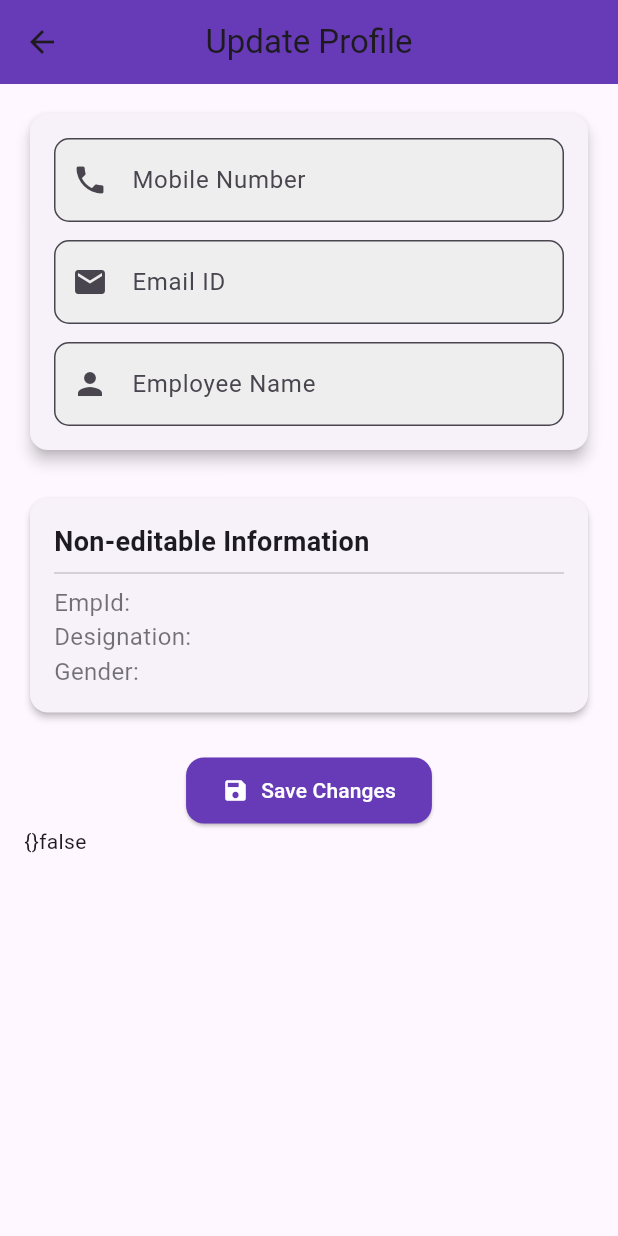
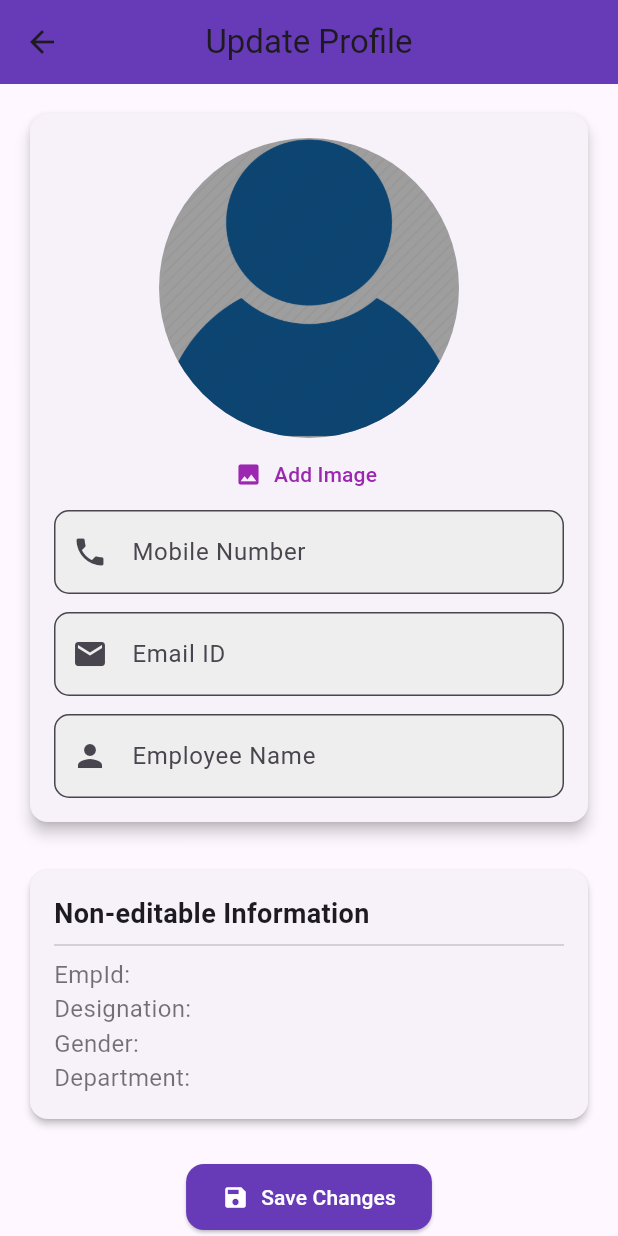
Before and after one commit to 21MH1A0579/ACET_Contacts, a Flutter app: the ProfileUpdateScreen screen opened directly with empty values, on a phone screen of 412 x 824 dp. Run offline on Flutter 3.47's test engine with Material 3 defaults, Android fonts, the light colour scheme and no system bars; our stand-ins replace cloud_firestore, firebase_core, firebase_storage, flutter_svg, image_picker; accounts and stored records are empty.

Commit message:
added upload image component

```diff
--- a/lib/screens/AdminMain.dart
+++ b/lib/screens/AdminMain.dart
@@ -45,7 +45,7 @@ class AdminMainPage extends StatelessWidget {
               onPickImage: (pickedImg) {
                 _pickedImg = pickedImg;
                 print(pickedImg.path);
-              },
+              }, bgimg: false,
             ),
           ),
           IconButton(
--- a/lib/screens/userprofile.dart
+++ b/lib/screens/userprofile.dart
@@ -1,17 +1,19 @@
-import 'dart:ffi';
 
+import 'dart:io';
 import 'package:aditya_contacts/screens/Admin.dart';
 import 'package:aditya_contacts/widgets/user_image_picker.dart';
 import 'package:cloud_firestore/cloud_firestore.dart';
+import 'package:firebase_core/firebase_core.dart';
+import 'package:firebase_storage/firebase_storage.dart';
 import 'package:flutter/material.dart';
 
 class ProfileUpdateScreen extends StatefulWidget {
   final DocumentSnapshot<Object?>? data; // Changed from Object? to Map<String, dynamic> for better handling
   final String? department;
   final DocumentSnapshot<Object?>? imagedata;
-  final bool? IsImage;
-
-  ProfileUpdateScreen({super.key, required this.data, required this.department, this.imagedata, required this.IsImage});
+  final bool? IsAlreadyImage;
+  final String? Username;
+  ProfileUpdateScreen({super.key, required this.data, required this.department, this.imagedata, required this.IsAlreadyImage, required this.Username});
 
   @override
   _ProfileUpdateScreenState createState() => _ProfileUpdateScreenState();
@@ -32,6 +34,52 @@ class _ProfileUpdateScreenState extends State<ProfileUpdateScreen> {
     _employeeNameController.text = widget.data?['EmployeeName'] ?? '';
   }
 
+  File? _pickedImg;
+
+  Future<void> UploadImage() async {
+    try {
+      // Initialize Firebase if not already initialized (depends on how you've structured your app)
+      await Firebase.initializeApp(); // Ensure Firebase is initialized
+
+      FirebaseStorage storage = FirebaseStorage.instanceFor(bucket: 'gs://aditya-ff271.appspot.com');
+      final storageRef = storage.ref().child(widget.department!).child(
+          '${widget.Username!}.jpg');
+      if (_pickedImg == null) {
+        print("No image selected.");
+        return;
+      }
+      if(widget.IsAlreadyImage!)
+        {
+          try {
+            storageRef.delete();
+            await storageRef.putFile(_pickedImg!);
+            final imageUrl = await storageRef.getDownloadURL();
+            Map<String,dynamic>newimagedata;
+            newimagedata={'imgurl':imageUrl};
+            await FirebaseFirestore.instance.collection("imagedata").doc(
+                widget.Username).update(newimagedata);
+
+          }
+          catch(e){
+            ScaffoldMessenger.of(context).showSnackBar(SnackBar(content: Text('Error updating Image: $e')));
+          }
+
+        }else{
+        await storageRef.putFile(_pickedImg!);
+        final imageUrl = await storageRef.getDownloadURL();
+        Map<String,dynamic>newinsertingimagedata;
+        newinsertingimagedata={
+          'empid':widget.Username,
+          'imagepath':'${widget.department}/${widget.Username}.jpg',
+          'imgurl':imageUrl
+        };
+       await FirebaseFirestore.instance.collection('imagedata').doc(widget.Username).set(newinsertingimagedata);
+
+      }
+    } catch (e) {
+      print('Failed to upload image: $e');
+    }
+  }
   @override
   Widget build(BuildContext context) {
     return Scaffold(
@@ -55,7 +103,13 @@ class _ProfileUpdateScreenState extends State<ProfileUpdateScreen> {
                   padding: const EdgeInsets.all(16.0),
                   child: Column(
                     children: [
-                      // UserImagePicker(onPickImage: (e){},bgimg:widget.IsImage,imgdata:widget),
+                      UserImagePicker(
+                        onPickImage: (e) {
+                          _pickedImg=e;
+                        },
+                        bgimg: widget.IsAlreadyImage ?? false,
+                        imgdata: widget.imagedata,
+                      ),
                       _buildTextField(
                         controller: _mobileController,
                         label: 'Mobile Number',
@@ -95,9 +149,10 @@ class _ProfileUpdateScreenState extends State<ProfileUpdateScreen> {
                         style: TextStyle(fontSize: 18, fontWeight: FontWeight.bold),
                       ),
                       const Divider(),
-                      Text('EmpId: ${widget.data?['EmpId']}', style: _infoTextStyle()),
-                      Text('Designation: ${widget.data?['Designation']}', style: _infoTextStyle()),
-                      Text('Gender: ${widget.data?['Gender']}', style: _infoTextStyle()),
+                      Text('EmpId: ${widget.data?['EmpId'] ?? 'N/A'}', style: _infoTextStyle()),
+                      Text('Designation: ${widget.data?['Designation'] ?? 'N/A'}', style: _infoTextStyle()),
+                      Text('Gender: ${widget.data?['Gender'] ?? 'N/A'}', style: _infoTextStyle()),
+                      Text('Department: ${widget.department ?? 'N/A'}', style: _infoTextStyle()),
                     ],
                   ),
                 ),
@@ -106,8 +161,8 @@ class _ProfileUpdateScreenState extends State<ProfileUpdateScreen> {
               Center(
                 child: ElevatedButton.icon(
                   onPressed: _updateProfile,
-                  icon: const Icon(Icons.save,color: Colors.white,),
-                  label: const Text('Save Changes',style: TextStyle(color: Colors.white),),
+                  icon: const Icon(Icons.save, color: Colors.white),
+                  label: const Text('Save Changes', style: TextStyle(color: Colors.white)),
                   style: ElevatedButton.styleFrom(
                     padding: const EdgeInsets.symmetric(horizontal: 24, vertical: 12),
                     shape: RoundedRectangleBorder(
@@ -117,8 +172,6 @@ class _ProfileUpdateScreenState extends State<ProfileUpdateScreen> {
                   ),
                 ),
               ),
-
-              Text(widget.imagedata!.data().toString()+widget.IsImage.toString())
             ],
           ),
         ),
@@ -155,6 +208,10 @@ class _ProfileUpdateScreenState extends State<ProfileUpdateScreen> {
   }
 
   void _updateProfile() async {
+    if(_pickedImg!=null)
+      {
+        UploadImage();
+      }
     // Construct the updated data map
     Map<String, dynamic> updatedData = {
       'MobileNo': _mobileController.text,
--- a/lib/widgets/user_image_picker.dart
+++ b/lib/widgets/user_image_picker.dart
@@ -1,11 +1,14 @@
 import 'dart:io';
 
+import 'package:cloud_firestore/cloud_firestore.dart';
 import 'package:flutter/material.dart';
 import 'package:flutter_svg/flutter_svg.dart';
 import 'package:image_picker/image_picker.dart';
 
 class UserImagePicker extends StatefulWidget {
-  const UserImagePicker({super.key, required this.onPickImage});
+   final bool? bgimg;
+  final DocumentSnapshot<Object?>? imgdata;
+  const UserImagePicker({super.key, required this.onPickImage, required this.bgimg, this.imgdata});
 
   final void Function(File pickedImage) onPickImage;
 
@@ -37,12 +40,17 @@ class _UserImagePickerState extends State<UserImagePicker> {
         CircleAvatar(
           radius: 100,
           backgroundColor: Colors.grey,
-          foregroundImage:
-              _pickedImageFile != null ? FileImage(_pickedImageFile!) :AssetImage("asserts/no_image.png") ,
+          foregroundImage: _pickedImageFile != null
+              ? FileImage(_pickedImageFile!)
+              : (widget.bgimg == true
+              ? widget.imgdata != null
+              ? NetworkImage(widget.imgdata!['imgurl'])
+              : AssetImage("asserts/no_image.png") as ImageProvider
+              : AssetImage("asserts/no_image.png")),
         ),
         TextButton.icon(
           onPressed: _pickImage,
-          icon: const Icon(Icons.image,color: Colors.purple,),
+          icon: const Icon(Icons.image, color: Colors.purple),
           label: Text(
             'Add Image',
             style: TextStyle(
@@ -53,4 +61,5 @@ class _UserImagePickerState extends State<UserImagePicker> {
       ],
     );
   }
+
 }
```
Also changed, not shown: lib/screens/Admin.dart (+3 -17 lines).
